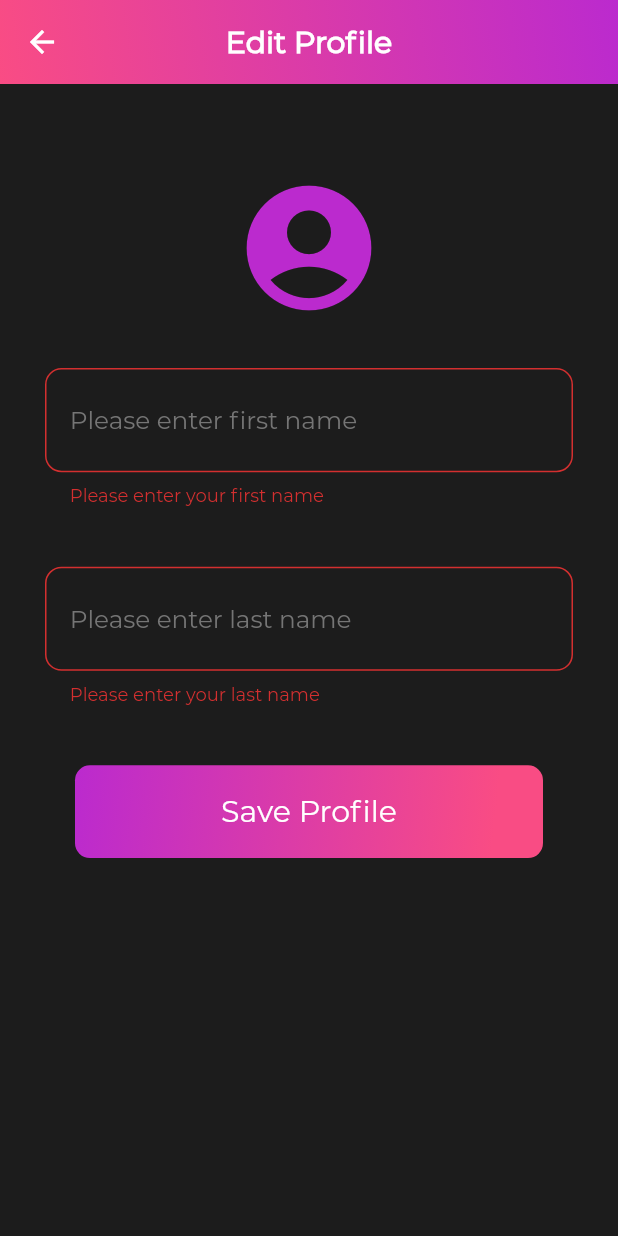
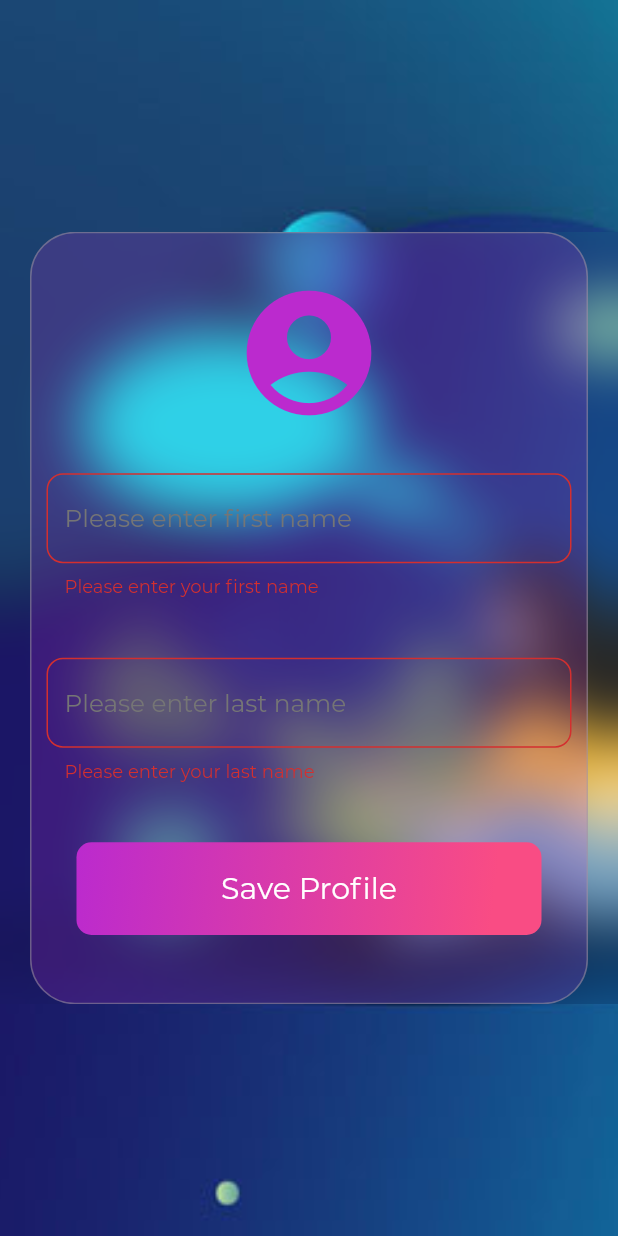
Before and after one commit to trey-rosius/friends, a Flutter app: the EditProfileScreen screen opened directly with empty values, on a phone screen of 412 x 824 dp. Run offline on Flutter 3.47's test engine with Material 2 defaults, Android fonts, the phone set to English and light mode, and no system bars; our stand-ins replace cached_network_image, flutter_svg, image_cropper, image_picker, shared_preferences, timeago; missing offline and left inert: amplify_api, amplify_auth_cognito, amplify_datastore, amplify_datastore_plugin_interface, amplify_flutter, amplify_storage_s3; accounts and stored records are empty.

Commit message:
more updates

```diff
--- a/lib/edit_profile_screen.dart
+++ b/lib/edit_profile_screen.dart
@@ -1,5 +1,6 @@
 
 import 'dart:io';
+import 'dart:ui';
 import 'package:cached_network_image/cached_network_image.dart';
 import 'package:flutter/foundation.dart';
 import 'package:flutter/material.dart';
@@ -214,50 +215,30 @@ class _EditProfileScreenState extends State<EditProfileScreen> {
 
     return Scaffold(
       key: _scaffoldKey,
-      backgroundColor: ThemeColor.bgColor,
-      appBar: AppBar(
-         elevation: 0.0,
-        flexibleSpace: Container(
 
-          decoration: const BoxDecoration(
-          gradient: LinearGradient(
-        begin: Alignment.topRight,
-        end: Alignment.bottomLeft,
-        colors: [
-       ThemeColor.primary,
-          ThemeColor.secondary
-        ],
 
-          )),
-          child: FlexibleSpaceBar(
-            stretchModes: const <StretchMode>[
-              StretchMode.zoomBackground,
-              StretchMode.blurBackground,
-              StretchMode.fadeTitle,
-            ],
-            centerTitle: true,
-            title: Container(
-              padding: EdgeInsets.symmetric(horizontal: 10),
-              child: Row(
-                mainAxisAlignment: MainAxisAlignment.center,
+      body: Stack(
         children: [
-                  Text(
-                    "Edit Profile",
-                    style: TextStyle(
-                        fontSize: 20,
-                        fontWeight: FontWeight.bold,
-                        color: Colors.white),
-                  )
-                ],
+          SizedBox(
+
+            height: SizeConfig.screenHeight,
+            child: Image.asset('assets/images/bg.jpg',fit: BoxFit.cover,),
+
+
           ),
+          Center(
+            child: ClipRect(
+              child:BackdropFilter(
+                filter:ImageFilter.blur(sigmaX: 20.0, sigmaY: 20.0) ,
+                child: Container(
+                  height:  SizeConfig.screenHeight!/1.6,
+                  margin: EdgeInsets.symmetric(horizontal: 20),
+                  padding: EdgeInsets.symmetric(horizontal: 10,vertical: 20),
+                  decoration: BoxDecoration(
+                      border:Border.all(color: Colors.grey.withOpacity(0.5),width: 1),
+                      borderRadius: BorderRadius.circular(30),
+                      color: ThemeColor.primary.withOpacity(0.2)
                   ),
-          ),
-        ),
-      ),
-      body: SingleChildScrollView(
-        child: Container(
-         margin: EdgeInsets.only(top: 40.toHeight),
-          padding: EdgeInsets.symmetric(horizontal: 30.0,),
                   child:  Column(
                     mainAxisAlignment: MainAxisAlignment.center,
                     crossAxisAlignment: CrossAxisAlignment.center,
@@ -292,7 +273,7 @@ class _EditProfileScreenState extends State<EditProfileScreen> {
                                                 .profilePic,
                                             placeholder: (context,
                                                 url) =>
-                                        CircularProgressIndicator(),
+                                                CircularProgressIndicator(valueColor: AlwaysStoppedAnimation<Color>(ThemeColor.primary),),
                                             errorWidget: (context,
                                                 url, ex) =>
                                                 CircleAvatar(
@@ -360,10 +341,7 @@ class _EditProfileScreenState extends State<EditProfileScreen> {
                                       Radius.circular(10.toWidth),
                                     ),
                                   ),
-                          contentPadding: EdgeInsets.symmetric(
-                            horizontal: 15.toWidth,
-                            vertical: 20.toHeight,
-                          ),
+
                                   hintText: "Please enter first name",
                                   hintStyle: TextStyle(
                                     color: Colors.grey[600],
@@ -416,10 +394,7 @@ class _EditProfileScreenState extends State<EditProfileScreen> {
                                       Radius.circular(10.toWidth),
                                     ),
                                   ),
-                          contentPadding: EdgeInsets.symmetric(
-                            horizontal: 15.toWidth,
-                            vertical: 20.toHeight,
-                          ),
+
                                   hintText: "Please enter last name",
                                   hintStyle: TextStyle(
                                     color: Colors.grey[600],
@@ -533,6 +508,10 @@ class _EditProfileScreenState extends State<EditProfileScreen> {
                   ),
                 ),
               ),
+            ),
+          )
+        ],
+      ),
 
     );
   }
```
Also changed, not shown: lib/create_profile_screen.dart (+27 -34 lines). Lines whose indentation alone changed are shown as unchanged.
